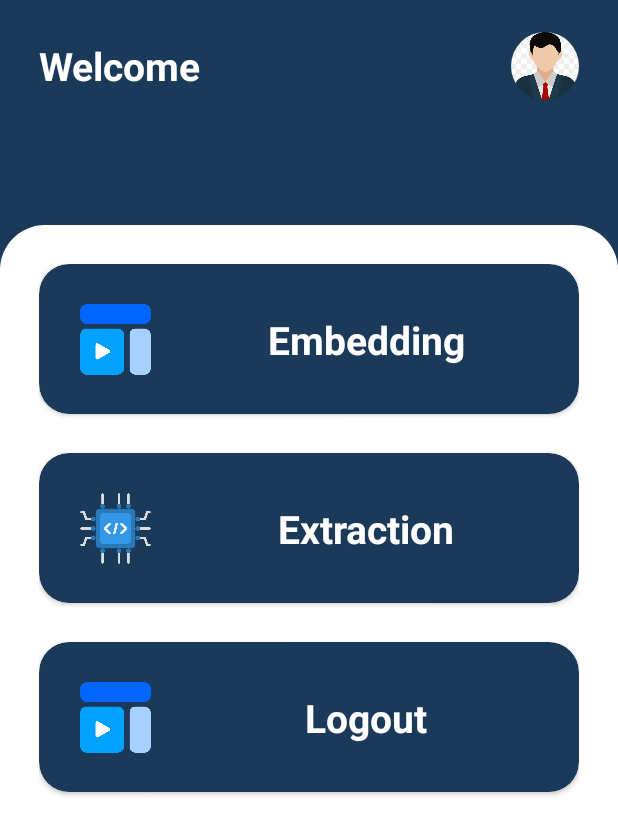
After one commit to gentaprima/stegano-app, an Android app: the HomeActivity screen opened directly, with no data from a screen before it, on a phone screen of 412 x 824 dp. The commit adds this screen. Shown: the top 835 px of the screen. Run offline under Robolectric (Android 15) with nearby library versions, the phone set to English and light mode, and no system bars; our stand-ins replace CircleImageView.

Commit message:
update home

```diff
--- a/app/build.gradle
+++ b/app/build.gradle
@@ -63,4 +63,5 @@ dependencies {
     implementation 'de.hdodenhof:circleimageview:3.1.0'
     implementation 'me.dm7.barcodescanner:zxing:1.9.13'
     implementation 'org.jsoup:jsoup:1.10.2'
+
 }
--- a/app/src/main/AndroidManifest.xml
+++ b/app/src/main/AndroidManifest.xml
@@ -1,6 +1,7 @@
 <?xml version="1.0" encoding="utf-8"?>
 <manifest xmlns:android="http://schemas.android.com/apk/res/android"
     package="com.example.steganoapp">
+
     <uses-permission android:name="android.permission.ACCESS_FINE_LOCATION" />
     <uses-permission android:name="android.permission.ACCESS_COARSE_LOCATION" />
     <uses-permission android:name="android.permission.READ_PHONE_STATE" />
@@ -13,10 +14,13 @@
         android:allowBackup="true"
         android:icon="@mipmap/ic_launcher"
         android:label="@string/app_name"
+        android:networkSecurityConfig="@xml/network_config"
         android:roundIcon="@mipmap/ic_launcher_round"
-        android:networkSecurityConfig="@xml/network_config"
         android:supportsRtl="true"
         android:theme="@style/Theme.SteganoApp">
+        <activity
+            android:name=".ui.HomeActivity"
+            android:exported="false" />
         <activity android:name=".ui.users.LoginActivity">
             <intent-filter>
                 <action android:name="android.intent.action.MAIN" />
--- /dev/null
+++ b/app/src/main/java/com/example/steganoapp/model/login/Users.java
@@ -0,0 +1,47 @@
+package com.example.steganoapp.model.login;
+
+public class Users {
+    private String id;
+    private String name;
+    private String personal_number;
+    private String image;
+
+    public Users(String id, String name, String personal_number,String image) {
+        this.id = id;
+        this.name = name;
+        this.personal_number = personal_number;
+        this.image = image;
+    }
+
+    public String getImage() {
+        return image;
+    }
+
+    public void setImage(String image) {
+        this.image = image;
+    }
+
+    public String getId() {
+        return id;
+    }
+
+    public void setId(String id) {
+        this.id = id;
+    }
+
+    public String getName() {
+        return name;
+    }
+
+    public void setName(String name) {
+        this.name = name;
+    }
+
+    public String getPersonal_number() {
+        return personal_number;
+    }
+
+    public void setPersonal_number(String personal_number) {
+        this.personal_number = personal_number;
+    }
+}
--- /dev/null
+++ b/app/src/main/java/com/example/steganoapp/session/SystemDataLocal.java
@@ -0,0 +1,65 @@
+package com.example.steganoapp.session;
+
+import android.content.Context;
+import android.content.SharedPreferences;
+
+import com.example.steganoapp.model.login.Users;
+import com.example.steganoapp.model.login.UsersData;
+
+public class SystemDataLocal {
+    private SharedPreferences sharedPreferences;
+    private Context context;
+    private static final String KEY_USER = "User";
+    private static final String KEY_ADDR = "address";
+    private UsersData usersData;
+
+    public SystemDataLocal(Context context, UsersData usersData) {
+        this.context = context;
+        this.usersData = usersData;
+    }
+
+    public SystemDataLocal(Context context){
+        this.context = context;
+    }
+
+    public void setSessionLogin(){
+        sharedPreferences = context.getSharedPreferences(KEY_USER,Context.MODE_PRIVATE);
+        SharedPreferences.Editor editor = sharedPreferences.edit();
+        editor.putString("id",usersData.getId());
+        editor.putString("personal_number",usersData.getPersonalNumber());
+        editor.putString("name",usersData.getName());
+        editor.putString("image",usersData.getImage());
+        editor.putBoolean("login",true);
+        editor.apply();
+    }
+
+    public void editAllSessionLogin(String personal_number,String name,String id,String image){
+        sharedPreferences = context.getSharedPreferences(KEY_USER,Context.MODE_PRIVATE);
+        SharedPreferences.Editor editor = sharedPreferences.edit();
+        editor.putString("personal_number",personal_number);
+        editor.putString("name",name);
+        editor.putString("id",id);
+        editor.putString("image",image);
+        editor.putBoolean("login",true);
+        editor.apply();
+    }
+
+    public Users getLoginData(){
+        sharedPreferences = context.getSharedPreferences(KEY_USER,Context.MODE_PRIVATE);
+        String id = sharedPreferences.getString("id","");
+        String personalNumber = sharedPreferences.getString("personal_number","");
+        String name = sharedPreferences.getString("name","");
+        String image = sharedPreferences.getString("image","");
+        return new Users(id,name,personalNumber,image);
+    }
+
+    public boolean getCheckLogin(){
+        sharedPreferences = context.getSharedPreferences(KEY_USER,Context.MODE_PRIVATE);
+        return sharedPreferences.getBoolean("login",false);
+    }
+
+    public void destroySessionLogin(){
+        sharedPreferences = context.getSharedPreferences(KEY_USER,Context.MODE_PRIVATE);
+        sharedPreferences.edit().clear().apply();
+    }
+}
--- /dev/null
+++ b/app/src/main/java/com/example/steganoapp/ui/HomeActivity.java
@@ -0,0 +1,29 @@
+package com.example.steganoapp.ui;
+
+import androidx.appcompat.app.AppCompatActivity;
+
+import android.os.Bundle;
+import android.widget.ImageView;
+import android.widget.TextView;
+
+import com.example.steganoapp.R;
+import com.example.steganoapp.session.SystemDataLocal;
+
+import de.hdodenhof.circleimageview.CircleImageView;
+
+public class HomeActivity extends AppCompatActivity {
+
+    private SystemDataLocal systemDataLocal;
+    TextView tvName;
+    CircleImageView ivProfile;
+    @Override
+    protected void onCreate(Bundle savedInstanceState) {
+        super.onCreate(savedInstanceState);
+        setContentView(R.layout.activity_home);
+        systemDataLocal = new SystemDataLocal(this);
+        tvName = findViewById(R.id.tv_name);
+        ivProfile = findViewById(R.id.iv_profile);
+
+        tvName.setText(systemDataLocal.getLoginData().getName());
+    }
+}
--- /dev/null
+++ b/app/src/main/res/drawable/bg_home.xml
@@ -0,0 +1,6 @@
+<?xml version="1.0" encoding="utf-8"?>
+<shape xmlns:android="http://schemas.android.com/apk/res/android">
+    <solid android:color="@color/colorWhite"/>
+    <corners android:topLeftRadius="30dp"
+            android:topRightRadius="30dp"/>
+</shape>
--- /dev/null
+++ b/app/src/main/res/layout/activity_home.xml
@@ -0,0 +1,193 @@
+<?xml version="1.0" encoding="utf-8"?>
+<androidx.constraintlayout.widget.ConstraintLayout xmlns:android="http://schemas.android.com/apk/res/android"
+    xmlns:app="http://schemas.android.com/apk/res-auto"
+    xmlns:tools="http://schemas.android.com/tools"
+    android:layout_width="match_parent"
+    android:layout_height="match_parent"
+    tools:context=".ui.HomeActivity"
+    android:background="@color/colorPrimary"
+    >
+
+    <androidx.constraintlayout.widget.ConstraintLayout
+        android:id="@+id/constraintLayout"
+        android:layout_width="match_parent"
+        android:layout_height="150dp"
+        android:background="@color/colorPrimary"
+        app:layout_constraintEnd_toEndOf="parent"
+        app:layout_constraintStart_toStartOf="parent"
+        app:layout_constraintTop_toTopOf="parent">
+
+        <TextView
+            android:id="@+id/textView"
+            android:layout_width="wrap_content"
+            android:layout_height="wrap_content"
+            android:layout_marginStart="@dimen/margin_default"
+            android:layout_marginTop="@dimen/margin_default"
+            android:text="Welcome"
+            android:textColor="@color/colorWhite"
+            android:textSize="26sp"
+            android:textStyle="bold"
+            app:layout_constraintStart_toStartOf="parent"
+            app:layout_constraintTop_toTopOf="parent"
+            tools:ignore="HardcodedText,RtlCompat" />
+
+        <TextView
+            android:id="@+id/tv_name"
+            android:layout_width="wrap_content"
+            android:layout_height="wrap_content"
+            android:text="Name"
+            android:textColor="#ddd"
+            app:layout_constraintStart_toStartOf="parent"
+            app:layout_constraintTop_toBottomOf="@+id/textView"
+            tools:ignore="HardcodedText,RtlCompat"
+            android:layout_marginStart="@dimen/margin_default"
+            android:layout_marginTop="6dp"
+            />
+
+        <de.hdodenhof.circleimageview.CircleImageView
+            android:id="@+id/iv_profile"
+            android:layout_width="45dp"
+            android:layout_height="45dp"
+            android:src="@drawable/user"
+            app:layout_constraintBottom_toBottomOf="@+id/textView"
+            app:layout_constraintEnd_toEndOf="parent"
+            app:layout_constraintTop_toTopOf="@+id/textView"
+            android:layout_marginEnd="@dimen/margin_default"
+            tools:ignore="RtlCompat" />
+
+    </androidx.constraintlayout.widget.ConstraintLayout>
+
+    <androidx.constraintlayout.widget.ConstraintLayout
+        android:layout_width="match_parent"
+        android:layout_height="0dp"
+        android:background="@drawable/bg_home"
+        app:layout_constraintBottom_toBottomOf="parent"
+        app:layout_constraintEnd_toEndOf="parent"
+        app:layout_constraintStart_toStartOf="parent"
+        app:layout_constraintTop_toBottomOf="@+id/constraintLayout">
+
+        <LinearLayout
+            android:layout_width="match_parent"
+            android:layout_height="match_parent"
+            android:layout_marginTop="@dimen/margin_default"
+            android:layout_marginEnd="@dimen/margin_default"
+            android:layout_marginStart="@dimen/margin_default"
+            android:orientation="vertical"
+            >
+            <androidx.cardview.widget.CardView
+                android:layout_width="match_parent"
+                android:layout_height="100dp"
+                app:cardBackgroundColor="@color/colorPrimary"
+                app:cardCornerRadius="20dp"
+                >
+
+                <androidx.constraintlayout.widget.ConstraintLayout
+                    android:layout_width="match_parent"
+                    android:layout_height="match_parent">
+
+                    <ImageView
+                        android:id="@+id/imageView"
+                        android:layout_width="50dp"
+                        android:layout_height="50dp"
+                        android:layout_marginStart="@dimen/margin_default"
+                        android:src="@drawable/embedded"
+                        app:layout_constraintBottom_toBottomOf="parent"
+                        app:layout_constraintStart_toStartOf="parent"
+                        app:layout_constraintTop_toTopOf="parent"
+                        tools:ignore="RtlCompat" />
+
+                    <TextView
+                        android:layout_width="wrap_content"
+                        android:layout_height="wrap_content"
+                        android:text="Embedding"
+                        android:textColor="@color/colorWhite"
+                        app:layout_constraintBottom_toBottomOf="@+id/imageView"
+                        app:layout_constraintEnd_toEndOf="parent"
+                        app:layout_constraintStart_toEndOf="@+id/imageView"
+                        app:layout_constraintTop_toTopOf="@+id/imageView"
+                        tools:ignore="HardcodedText"
+                        android:textSize="26sp"
+                        android:textStyle="bold"
+                        />
+                </androidx.constraintlayout.widget.ConstraintLayout>
+
+            </androidx.cardview.widget.CardView>
+
+            <androidx.cardview.widget.CardView
+                android:layout_marginTop="@dimen/margin_default"
+                android:layout_width="match_parent"
+                android:layout_height="100dp"
+                app:cardBackgroundColor="@color/colorPrimary"
+                app:cardCornerRadius="20dp">
+
+                <androidx.constraintlayout.widget.ConstraintLayout
+                    android:layout_width="match_parent"
+                    android:layout_height="match_parent">
+
+                    <ImageView
+                        android:id="@+id/imageView2"
+                        android:layout_width="50dp"
+                        android:layout_height="50dp"
+                        android:layout_marginStart="@dimen/margin_default"
+                        android:src="@drawable/extraction"
+                        app:layout_constraintBottom_toBottomOf="parent"
+                        app:layout_constraintStart_toStartOf="parent"
+                        app:layout_constraintTop_toTopOf="parent"
+                        tools:ignore="RtlCompat" />
+
+                    <TextView
+                        android:layout_width="wrap_content"
+                        android:layout_height="wrap_content"
+                        android:text="Extraction"
+                        android:textColor="@color/colorWhite"
+                        android:textSize="26sp"
+                        android:textStyle="bold"
+                        app:layout_constraintBottom_toBottomOf="@+id/imageView2"
+                        app:layout_constraintEnd_toEndOf="parent"
+                        app:layout_constraintStart_toEndOf="@+id/imageView2"
+                        app:layout_constraintTop_toTopOf="@+id/imageView2"
+                        tools:ignore="HardcodedText" />
+                </androidx.constraintlayout.widget.ConstraintLayout>
+
+            </androidx.cardview.widget.CardView><androidx.cardview.widget.CardView
+                android:layout_marginTop="@dimen/margin_default"
+                android:layout_width="match_parent"
+                android:layout_height="100dp"
+                app:cardBackgroundColor="@color/colorPrimary"
+                app:cardCornerRadius="20dp">
+
+                <androidx.constraintlayout.widget.ConstraintLayout
+                    android:layout_width="match_parent"
+                    android:layout_height="match_parent">
+
+                    <ImageView
+                        android:id="@+id/imageView3"
+                        android:layout_width="50dp"
+                        android:layout_height="50dp"
+                        android:layout_marginStart="@dimen/margin_default"
+                        android:src="@drawable/embedded"
+                        app:layout_constraintBottom_toBottomOf="parent"
+                        app:layout_constraintStart_toStartOf="parent"
+                        app:layout_constraintTop_toTopOf="parent"
+                        tools:ignore="RtlCompat" />
+
+                    <TextView
+                        android:layout_width="wrap_content"
+                        android:layout_height="wrap_content"
+                        android:text="Logout"
+                        android:textColor="@color/colorWhite"
+                        android:textSize="26sp"
+                        android:textStyle="bold"
+                        app:layout_constraintBottom_toBottomOf="@+id/imageView3"
+                        app:layout_constraintEnd_toEndOf="parent"
+                        app:layout_constraintStart_toEndOf="@+id/imageView3"
+                        app:layout_constraintTop_toTopOf="@+id/imageView3"
+                        tools:ignore="HardcodedText" />
+                </androidx.constraintlayout.widget.ConstraintLayout>
+
+            </androidx.cardview.widget.CardView>
+        </LinearLayout>
+
+    </androidx.constraintlayout.widget.ConstraintLayout>
+
+</androidx.constraintlayout.widget.ConstraintLayout>
--- a/app/src/main/res/values/colors.xml
+++ b/app/src/main/res/values/colors.xml
@@ -8,7 +8,7 @@
     <color name="black">#FF000000</color>
     <color name="white">#FFFFFFFF</color>
     <color name="colorSecond">#8F98C7</color>
-    <color name="colorPrimary">#202A68</color>
+    <color name="colorPrimary">#1B3A59</color>
     <color name="colorWhite">#FFF</color>
     <color name="transparent">#00FFFFFF</color>
     <color name="colorAccent">#FAAD0A</color>
--- a/app/src/main/res/values/strings.xml
+++ b/app/src/main/res/values/strings.xml
@@ -1,4 +1,5 @@
 <resources>
     <string name="app_name">SteganoApp</string>
     <string name="welcome">Welcome</string>
+    <string name="silahkan_tunggu">Silahkan Tunggu ...</string>
 </resources>
--- a/app/src/main/res/values/themes.xml
+++ b/app/src/main/res/values/themes.xml
@@ -3,7 +3,7 @@
     <style name="Theme.SteganoApp" parent="Theme.MaterialComponents.DayNight.NoActionBar">
         <!-- Primary brand color. -->
         <item name="colorPrimary">@color/colorPrimary</item>
-        <item name="colorPrimaryVariant">@color/purple_700</item>
+        <item name="colorPrimaryVariant">@color/colorPrimary</item>
         <item name="colorOnPrimary">@color/white</item>
         <!-- Secondary brand color. -->
         <item name="colorSecondary">@color/teal_200</item>
```
Also changed, not shown: app/src/main/java/com/example/steganoapp/model/login/ResponseLogin.java (+7 -39 lines), app/src/main/java/com/example/steganoapp/model/login/UsersData.java (added, +58 -0 lines), app/src/main/java/com/example/steganoapp/network/repository/users/LoginRepository.java (+5 -10 lines), app/src/main/java/com/example/steganoapp/ui/users/LoginActivity.java (+44 -10 lines), app/src/main/java/com/example/steganoapp/utils/DialogClass.java (added, +13 -0 lines), app/src/main/java/com/example/steganoapp/utils/SwitchActivity.java (added, +11 -0 lines), app/src/main/res/layout/loading_alert.xml (added, +21 -0 lines), app/src/main/res/drawable/embedded.png (added), app/src/main/res/drawable/extraction.png (added), app/src/main/res/drawable/user.jpg (added).
